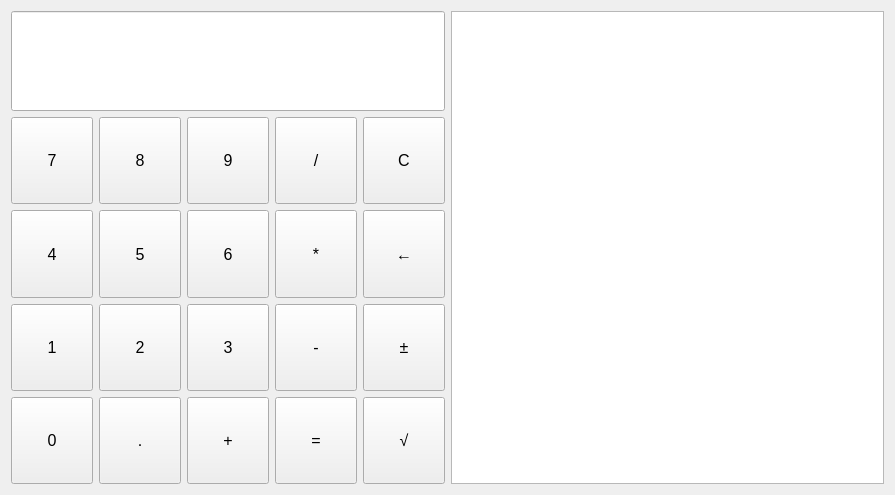
Qt form LV01/Kalkulator/widget.ui (cats9rule/QtLab) before a commit.
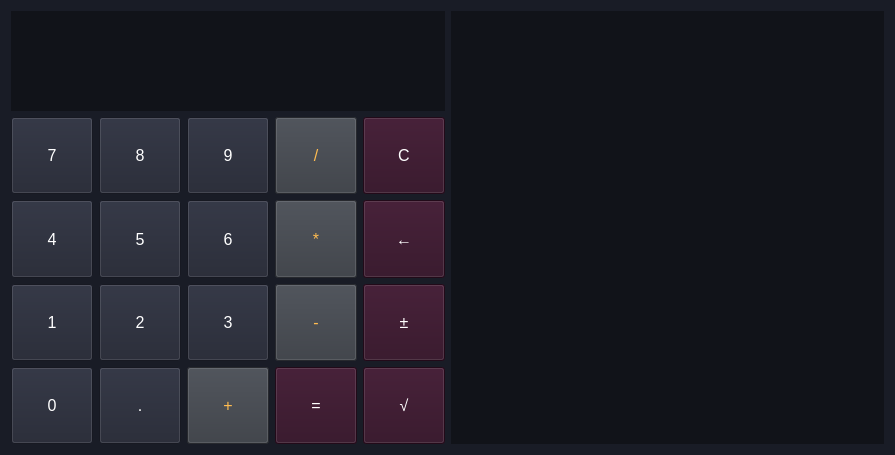
The same form after that commit.

Patch:
```diff
--- a/LV01/Kalkulator/widget.ui
+++ b/LV01/Kalkulator/widget.ui
@@ -7,7 +7,7 @@
     <x>0</x>
     <y>0</y>
     <width>895</width>
-    <height>495</height>
+    <height>455</height>
    </rect>
   </property>
   <property name="sizePolicy">
@@ -19,7 +19,7 @@
   <property name="minimumSize">
    <size>
     <width>895</width>
-    <height>495</height>
+    <height>455</height>
    </size>
   </property>
   <property name="windowTitle">
@@ -28,12 +28,15 @@
   <property name="layoutDirection">
    <enum>Qt::LeftToRight</enum>
   </property>
+  <property name="styleSheet">
+   <string notr="true">background-color: rgb(25, 28, 38);</string>
+  </property>
   <layout class="QHBoxLayout" name="horizontalLayout" stretch="1,1">
    <property name="sizeConstraint">
     <enum>QLayout::SetNoConstraint</enum>
    </property>
    <item>
-    <layout class="QVBoxLayout" name="verticalLayout" stretch="1,1">
+    <layout class="QVBoxLayout" name="verticalLayout" stretch="1,0">
      <item>
       <widget class="QLineEdit" name="leInput">
        <property name="sizePolicy">
@@ -65,6 +68,13 @@
          <pointsize>16</pointsize>
         </font>
        </property>
+       <property name="styleSheet">
+        <string notr="true">background-color: rgb(17, 19, 25);
+color: rgb(255, 255, 255);</string>
+       </property>
+       <property name="frame">
+        <bool>false</bool>
+       </property>
        <property name="alignment">
         <set>Qt::AlignRight|Qt::AlignTrailing|Qt::AlignVCenter</set>
        </property>
@@ -94,6 +104,10 @@
            <pointsize>12</pointsize>
           </font>
          </property>
+         <property name="styleSheet">
+          <string notr="true">background-color: rgb(48, 14, 35);
+color: rgb(255, 255, 255);</string>
+         </property>
          <property name="text">
           <string>=</string>
          </property>
@@ -118,6 +132,10 @@
            <pointsize>12</pointsize>
           </font>
          </property>
+         <property name="styleSheet">
+          <string notr="true">background-color: rgb(32, 35, 48);
+color: rgb(255, 255, 255);</string>
+         </property>
          <property name="text">
           <string>4</string>
          </property>
@@ -142,6 +160,10 @@
            <pointsize>12</pointsize>
           </font>
          </property>
+         <property name="styleSheet">
+          <string notr="true">background-color: rgb(54, 58, 65);
+color: rgb(255, 188, 80)</string>
+         </property>
          <property name="text">
           <string>/</string>
          </property>
@@ -166,6 +188,10 @@
            <pointsize>12</pointsize>
           </font>
          </property>
+         <property name="styleSheet">
+          <string notr="true">background-color: rgb(54, 58, 65);
+color: rgb(255, 188, 80)</string>
+         </property>
          <property name="text">
           <string>*</string>
          </property>
@@ -190,6 +216,10 @@
            <pointsize>12</pointsize>
           </font>
          </property>
+         <property name="styleSheet">
+          <string notr="true">background-color: rgb(32, 35, 48);
+color: rgb(255, 255, 255);</string>
+         </property>
          <property name="text">
           <string>.</string>
          </property>
@@ -214,6 +244,10 @@
            <pointsize>12</pointsize>
           </font>
          </property>
+         <property name="styleSheet">
+          <string notr="true">background-color: rgb(48, 14, 35);
+color: rgb(255, 255, 255);</string>
+         </property>
          <property name="text">
           <string>C</string>
          </property>
@@ -238,6 +272,10 @@
            <pointsize>12</pointsize>
           </font>
          </property>
+         <property name="styleSheet">
+          <string notr="true">background-color: rgb(32, 35, 48);
+color: rgb(255, 255, 255);</string>
+         </property>
          <property name="text">
           <string>0</string>
          </property>
@@ -262,6 +300,10 @@
            <pointsize>12</pointsize>
           </font>
          </property>
+         <property name="styleSheet">
+          <string notr="true">background-color: rgb(48, 14, 35);
+color: rgb(255, 255, 255);</string>
+         </property>
          <property name="text">
           <string>√</string>
          </property>
@@ -286,6 +328,10 @@
            <pointsize>12</pointsize>
           </font>
          </property>
+         <property name="styleSheet">
+          <string notr="true">background-color: rgb(48, 14, 35);
+color: rgb(255, 255, 255);</string>
+         </property>
          <property name="text">
           <string>±</string>
          </property>
@@ -310,6 +356,10 @@
            <pointsize>12</pointsize>
           </font>
          </property>
+         <property name="styleSheet">
+          <string notr="true">background-color: rgb(32, 35, 48);
+color: rgb(255, 255, 255);</string>
+         </property>
          <property name="text">
           <string>6</string>
          </property>
@@ -334,6 +384,10 @@
            <pointsize>12</pointsize>
           </font>
          </property>
+         <property name="styleSheet">
+          <string notr="true">background-color: rgb(48, 14, 35);
+color: rgb(255, 255, 255);</string>
+         </property>
          <property name="text">
           <string>←</string>
          </property>
@@ -358,6 +412,10 @@
            <pointsize>12</pointsize>
           </font>
          </property>
+         <property name="styleSheet">
+          <string notr="true">background-color: rgb(32, 35, 48);
+color: rgb(255, 255, 255);</string>
+         </property>
          <property name="text">
           <string>1</string>
          </property>
@@ -382,6 +440,10 @@
            <pointsize>12</pointsize>
           </font>
          </property>
+         <property name="styleSheet">
+          <string notr="true">background-color: rgb(32, 35, 48);
+color: rgb(255, 255, 255);</string>
+         </property>
          <property name="text">
           <string>5</string>
          </property>
@@ -406,6 +468,10 @@
            <pointsize>12</pointsize>
           </font>
          </property>
+         <property name="styleSheet">
+          <string notr="true">background-color: rgb(32, 35, 48);
+color: rgb(255, 255, 255);</string>
+         </property>
          <property name="text">
           <string>8</string>
          </property>
@@ -430,6 +496,10 @@
            <pointsize>12</pointsize>
           </font>
          </property>
+         <property name="styleSheet">
+          <string notr="true">background-color: rgb(32, 35, 48);
+color: rgb(255, 255, 255);</string>
+         </property>
          <property name="text">
           <string>7</string>
          </property>
@@ -454,6 +524,10 @@
            <pointsize>12</pointsize>
           </font>
          </property>
+         <property name="styleSheet">
+          <string notr="true">background-color: rgb(54, 58, 65);
+color: rgb(255, 188, 80)</string>
+         </property>
          <property name="text">
           <string>+</string>
          </property>
@@ -478,6 +552,10 @@
            <pointsize>12</pointsize>
           </font>
          </property>
+         <property name="styleSheet">
+          <string notr="true">background-color: rgb(32, 35, 48);
+color: rgb(255, 255, 255);</string>
+         </property>
          <property name="text">
           <string>2</string>
          </property>
@@ -502,6 +580,10 @@
            <pointsize>12</pointsize>
           </font>
          </property>
+         <property name="styleSheet">
+          <string notr="true">background-color: rgb(32, 35, 48);
+color: rgb(255, 255, 255);</string>
+         </property>
          <property name="text">
           <string>9</string>
          </property>
@@ -526,6 +608,10 @@
            <pointsize>12</pointsize>
           </font>
          </property>
+         <property name="styleSheet">
+          <string notr="true">background-color: rgb(54, 58, 65);
+color: rgb(255, 188, 80)</string>
+         </property>
          <property name="text">
           <string>-</string>
          </property>
@@ -550,6 +636,10 @@
            <pointsize>12</pointsize>
           </font>
          </property>
+         <property name="styleSheet">
+          <string notr="true">background-color: rgb(32, 35, 48);
+color: rgb(255, 255, 255);</string>
+         </property>
          <property name="text">
           <string>3</string>
          </property>
@@ -578,6 +668,13 @@
        <pointsize>16</pointsize>
       </font>
      </property>
+     <property name="styleSheet">
+      <string notr="true">background-color: rgb(17, 19, 25);
+color: rgb(255, 255, 255);</string>
+     </property>
+     <property name="frameShape">
+      <enum>QFrame::NoFrame</enum>
+     </property>
      <property name="readOnly">
       <bool>true</bool>
      </property>
```
